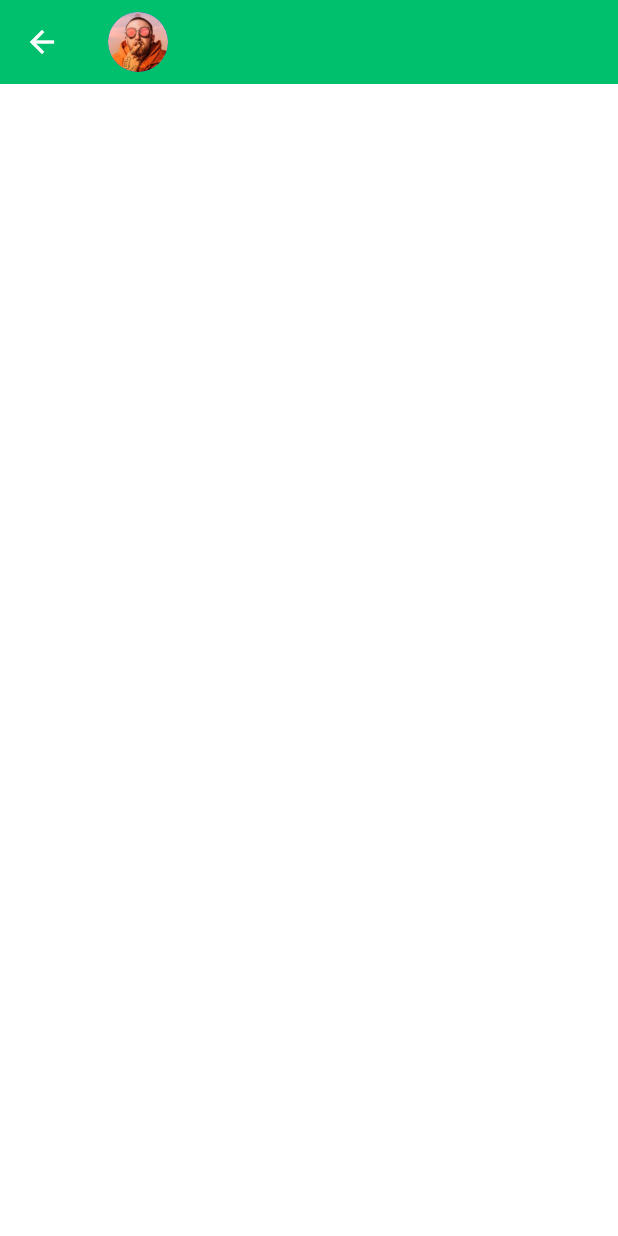
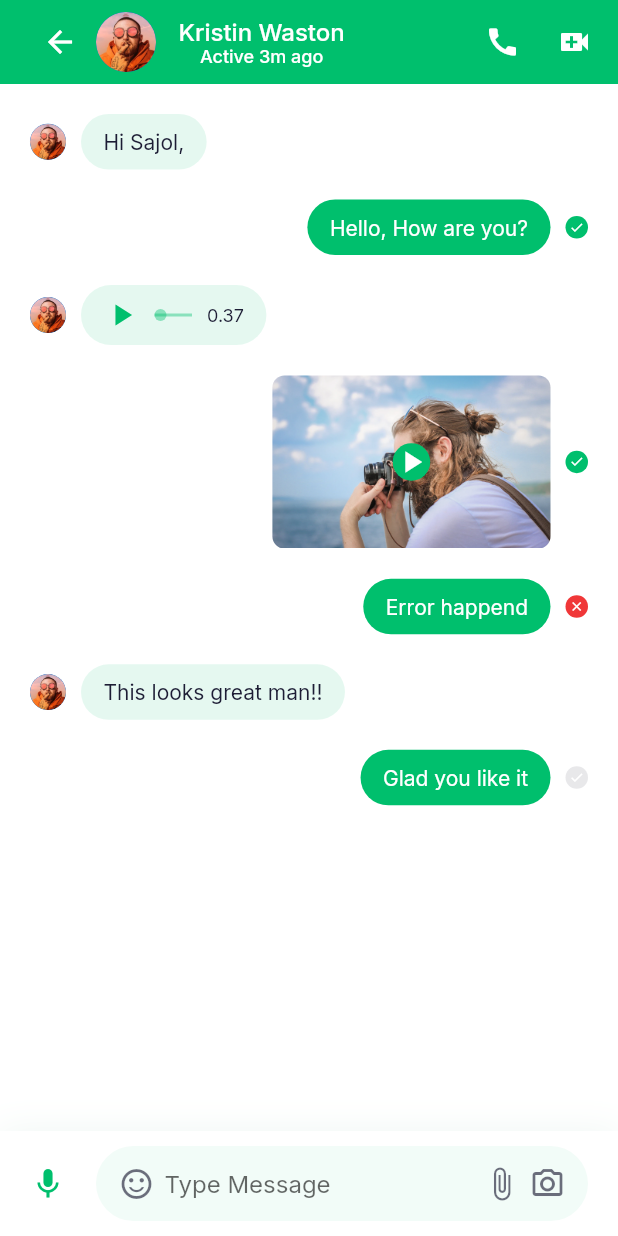
Before and after one commit to pndychrg/messanging_app, a Flutter app: the MessageScreen screen opened directly, on a phone screen of 412 x 824 dp. Run offline on Flutter 3.47's test engine with Material 2 defaults, Android fonts, the phone set to English and light mode, and no system bars; our stand-ins replace curved_navigation_bar, flutter_svg, fluttericon, font_awesome_flutter, google_fonts.

Commit message:
Completed the Project

```diff
--- a/lib/screens/chats/chats_screen.dart
+++ b/lib/screens/chats/chats_screen.dart
@@ -1,7 +1,10 @@
 import 'package:curved_navigation_bar/curved_navigation_bar.dart';
 import 'package:flutter/material.dart';
+import 'package:fluttericon/font_awesome5_icons.dart';
+import 'package:google_fonts/google_fonts.dart';
 import 'package:messanging_app/constants.dart';
 import 'package:messanging_app/screens/chats/components/body.dart';
+import 'package:font_awesome_flutter/font_awesome_flutter.dart';
 
 class ChatScreen extends StatefulWidget {
   const ChatScreen({Key? key}) : super(key: key);
@@ -15,6 +18,7 @@ class _ChatScreenState extends State<ChatScreen> {
   @override
   Widget build(BuildContext context) {
     return Scaffold(
+      drawer: _DrawerMethod(context),
       appBar: buildAppBar(),
       body: chatBody(),
       floatingActionButton: FloatingActionButton(
@@ -48,8 +52,156 @@ class _ChatScreenState extends State<ChatScreen> {
             Icons.call,
             // color: kPrimaryColor,
           ),
-          CircleAvatar(
-            backgroundImage: AssetImage("assets/images/user_3.png"),
+          // CircleAvatar(
+          //   backgroundImage: AssetImage("assets/images/user_3.png"),
+          // ),
+        ],
+      ),
+    );
+  }
+
+  Drawer _DrawerMethod(BuildContext context) {
+    return Drawer(
+      backgroundColor: Theme.of(context).scaffoldBackgroundColor,
+      child: ListView(
+        padding: EdgeInsets.zero,
+        children: <Widget>[
+          DrawerHeader(
+            child: GestureDetector(
+              onTap: () {
+                Navigator.pop(context);
+              },
+              child: Column(
+                children: [
+                  CircleAvatar(
+                    radius: 50,
+                    backgroundImage: AssetImage("assets/images/user_3.png"),
+                  ),
+                  SizedBox(
+                    height: 12,
+                  ),
+                  Text(
+                    "Ralph Edwards",
+                    textAlign: TextAlign.end,
+                    style: GoogleFonts.lato(
+                      fontSize: 20,
+                    ),
+                  ),
+                ],
+              ),
+            ),
+          ),
+          ListTile(
+            title: Container(
+              padding: EdgeInsets.only(top: 10),
+              decoration: BoxDecoration(
+                border: Border(
+                  top: BorderSide(width: 3, color: kSecondaryColor),
+                ),
+              ),
+              child: Row(
+                children: [
+                  Icon(Icons.group),
+                  SizedBox(
+                    width: 10,
+                  ),
+                  Text(
+                    'New Group',
+                    // style: Theme.of(context).textTheme.headline5,
+                  ),
+                ],
+              ),
+            ),
+            onTap: () {
+              Navigator.pop(context);
+            },
+          ),
+          ListTile(
+            title: Row(
+              children: [
+                Icon(FontAwesomeIcons.broadcastTower),
+                SizedBox(
+                  width: 10,
+                ),
+                Text(
+                  'New BroadCast',
+                  // style: Theme.of(context).textTheme.headline5,
+                ),
+              ],
+            ),
+            onTap: () {
+              Navigator.pop(context);
+            },
+          ),
+          ListTile(
+            title: Row(
+              children: [
+                Icon(Icons.devices_outlined),
+                SizedBox(
+                  width: 10,
+                ),
+                Text(
+                  'Linked Devices',
+                  // style: Theme.of(context).textTheme.headline5,
+                ),
+              ],
+            ),
+            onTap: () {
+              Navigator.pop(context);
+            },
+          ),
+          ListTile(
+            title: Row(
+              children: [
+                Icon(
+                  Icons.star,
+                ),
+                SizedBox(
+                  width: 10,
+                ),
+                Text(
+                  'Starred Messages',
+                  // style: Theme.of(context).textTheme.headline5,
+                ),
+              ],
+            ),
+            onTap: () {
+              Navigator.pop(context);
+            },
+          ),
+          ListTile(
+            title: Row(
+              children: [
+                Icon(Icons.payment),
+                SizedBox(
+                  width: 10,
+                ),
+                Text(
+                  'Payments',
+                  // style: Theme.of(context).textTheme.headline5,
+                ),
+              ],
+            ),
+            onTap: () {
+              Navigator.pop(context);
+            },
+          ),
+          ListTile(
+            title: Row(
+              children: [
+                Icon(Icons.settings),
+                SizedBox(
+                  width: 10,
+                ),
+                Text(
+                  'Settings',
+                  // style: Theme.of(context).textTheme.headline5,
+                ),
+              ],
+            ),
+            onTap: () {
+              Navigator.pop(context);
+            },
           ),
         ],
       ),
--- /dev/null
+++ b/lib/screens/messages/components/audio_message.dart
@@ -0,0 +1,63 @@
+import 'package:flutter/material.dart';
+import 'package:messanging_app/constants.dart';
+import 'package:messanging_app/models/ChatMessage.dart';
+
+class AudioMessage extends StatelessWidget {
+  const AudioMessage({Key? key, required this.message}) : super(key: key);
+
+  final ChatMessage message;
+  @override
+  Widget build(BuildContext context) {
+    return Container(
+      width: MediaQuery.of(context).size.width * 0.30,
+      padding: EdgeInsets.symmetric(
+          horizontal: kDefaultPadding * 0.75, vertical: kDefaultPadding / 2.5),
+      decoration: BoxDecoration(
+          borderRadius: BorderRadius.circular(30),
+          color: kPrimaryColor.withOpacity(message.isSender ? 1 : 0.1)),
+      child: Row(
+        children: <Widget>[
+          Icon(Icons.play_arrow,
+              color: message.isSender ? Colors.white : kPrimaryColor),
+          Expanded(
+            child: Padding(
+              padding:
+                  const EdgeInsets.symmetric(horizontal: kDefaultPadding / 2),
+              child: Stack(
+                clipBehavior: Clip.none,
+                alignment: Alignment.center,
+                children: <Widget>[
+                  Container(
+                    width: double.infinity,
+                    height: 2,
+                    color: message.isSender
+                        ? Colors.white
+                        : kPrimaryColor.withOpacity(0.4),
+                  ),
+                  Positioned(
+                    left: 0,
+                    child: Container(
+                      height: 8,
+                      width: 8,
+                      decoration: BoxDecoration(
+                        color: message.isSender
+                            ? Colors.white
+                            : kPrimaryColor.withOpacity(0.4),
+                        shape: BoxShape.circle,
+                      ),
+                    ),
+                  ),
+                ],
+              ),
+            ),
+          ),
+          Text(
+            "0.37",
+            style: TextStyle(
+                fontSize: 12, color: message.isSender ? Colors.white : null),
+          ),
+        ],
+      ),
+    );
+  }
+}
--- /dev/null
+++ b/lib/screens/messages/components/body.dart
@@ -0,0 +1,28 @@
+import 'package:flutter/material.dart';
+import 'package:messanging_app/constants.dart';
+import 'package:messanging_app/models/ChatMessage.dart';
+import 'package:messanging_app/screens/messages/components/chat_input.dart';
+import 'package:messanging_app/screens/messages/components/message.dart';
+import 'package:messanging_app/screens/messages/components/text_message.dart';
+
+class Body_Message extends StatelessWidget {
+  const Body_Message({Key? key}) : super(key: key);
+
+  @override
+  Widget build(BuildContext context) {
+    return Column(
+      children: <Widget>[
+        Expanded(
+            child: Padding(
+          padding: const EdgeInsets.symmetric(horizontal: kDefaultPadding),
+          child: ListView.builder(
+              itemCount: demeChatMessages.length,
+              itemBuilder: (context, index) => Message(
+                    message: demeChatMessages[index],
+                  )),
+        )),
+        Chat_Input(),
+      ],
+    );
+  }
+}
--- /dev/null
+++ b/lib/screens/messages/components/chat_input.dart
@@ -0,0 +1,94 @@
+import 'package:flutter/material.dart';
+import 'package:messanging_app/constants.dart';
+
+class Chat_Input extends StatelessWidget {
+  const Chat_Input({
+    Key? key,
+  }) : super(key: key);
+
+  @override
+  Widget build(BuildContext context) {
+    return Container(
+      padding: EdgeInsets.symmetric(
+          vertical: kDefaultPadding / 2, horizontal: kDefaultPadding),
+      decoration: BoxDecoration(
+        color: Theme.of(context).scaffoldBackgroundColor,
+        boxShadow: [
+          BoxShadow(
+              offset: Offset(0, 3),
+              blurRadius: 22,
+              color: Color(0xFF087949).withOpacity(0.08)),
+        ],
+      ),
+      child: SafeArea(
+        child: Row(
+          children: <Widget>[
+            Icon(
+              Icons.mic,
+              color: kPrimaryColor,
+            ),
+            SizedBox(
+              width: kDefaultPadding,
+            ),
+            Expanded(
+              child: Container(
+                padding:
+                    EdgeInsets.symmetric(horizontal: kDefaultPadding * 0.75),
+                height: 50,
+                decoration: BoxDecoration(
+                  color: kPrimaryColor.withOpacity(0.05),
+                  borderRadius: BorderRadius.circular(40),
+                ),
+                child: Row(
+                  children: <Widget>[
+                    Icon(
+                      Icons.sentiment_satisfied_alt_outlined,
+                      color: Theme.of(context)
+                          .textTheme
+                          .bodyText1
+                          ?.color
+                          ?.withOpacity(0.64),
+                    ),
+                    SizedBox(
+                      width: kDefaultPadding / 3,
+                    ),
+                    Expanded(
+                      child: TextField(
+                        decoration: InputDecoration(
+                          hintText: "Type Message",
+                          border: InputBorder.none,
+                        ),
+                      ),
+                    ),
+                    SizedBox(
+                      width: kDefaultPadding / 2,
+                    ),
+                    Icon(
+                      Icons.attach_file,
+                      color: Theme.of(context)
+                          .textTheme
+                          .bodyText1
+                          ?.color
+                          ?.withOpacity(0.64),
+                    ),
+                    SizedBox(
+                      width: kDefaultPadding / 3,
+                    ),
+                    Icon(
+                      Icons.camera_alt_outlined,
+                      color: Theme.of(context)
+                          .textTheme
+                          .bodyText1
+                          ?.color
+                          ?.withOpacity(0.64),
+                    ),
+                  ],
+                ),
+              ),
+            ),
+          ],
+        ),
+      ),
+    );
+  }
+}
--- /dev/null
+++ b/lib/screens/messages/components/message.dart
@@ -0,0 +1,95 @@
+import 'package:flutter/material.dart';
+import 'package:messanging_app/constants.dart';
+import 'package:messanging_app/models/ChatMessage.dart';
+import 'package:messanging_app/screens/messages/components/audio_message.dart';
+import 'package:messanging_app/screens/messages/components/text_message.dart';
+import 'package:messanging_app/screens/messages/components/video_message.dart';
+
+class Message extends StatelessWidget {
+  const Message({
+    Key? key,
+    required this.message,
+  }) : super(key: key);
+
+  final ChatMessage message;
+
+  @override
+  Widget build(BuildContext context) {
+    Widget messageContent(ChatMessage message) {
+      switch (message.messageType) {
+        case ChatMessageType.text:
+          return TextMessage(message: message);
+
+        case ChatMessageType.audio:
+          return AudioMessage(
+            message: message,
+          );
+
+        case ChatMessageType.video:
+          return VideoMessage();
+
+        default:
+          return SizedBox();
+      }
+    }
+
+    return Padding(
+      padding: const EdgeInsets.only(top: kDefaultPadding),
+      child: Row(
+        mainAxisAlignment:
+            message.isSender ? MainAxisAlignment.end : MainAxisAlignment.start,
+        children: [
+          if (!message.isSender) ...[
+            CircleAvatar(
+              radius: 12,
+              backgroundImage: AssetImage("assets/images/user_2.png"),
+            ),
+            SizedBox(
+              width: kDefaultPadding / 2,
+            )
+          ],
+          messageContent(message),
+          if (message.isSender)
+            MessageStatusDot(
+              status: message.messageStatus,
+            )
+        ],
+      ),
+    );
+  }
+}
+
+class MessageStatusDot extends StatelessWidget {
+  const MessageStatusDot({Key? key, required this.status}) : super(key: key);
+  final MessageStatus status;
+
+  @override
+  Widget build(BuildContext context) {
+    Color dotColor(MessageStatus status) {
+      switch (status) {
+        case MessageStatus.not_sent:
+          return kErrorColor;
+        case MessageStatus.not_view:
+          return Theme.of(context).textTheme.bodyText1!.color!.withOpacity(0.1);
+        case MessageStatus.viewed:
+          return kPrimaryColor;
+        default:
+          return Colors.transparent;
+      }
+    }
+
+    return Container(
+        margin: EdgeInsets.only(left: kDefaultPadding / 2),
+        height: 15,
+        width: 15,
+        decoration: BoxDecoration(
+          color: dotColor(status),
+          shape: BoxShape.circle,
+        ),
+        child: Icon(
+          status == MessageStatus.not_sent ? Icons.close : Icons.done,
+          size: 10,
+          color: Theme.of(context).scaffoldBackgroundColor,
+        ));
+  }
+}
--- /dev/null
+++ b/lib/screens/messages/components/text_message.dart
@@ -0,0 +1,31 @@
+import 'package:flutter/material.dart';
+import 'package:messanging_app/constants.dart';
+import 'package:messanging_app/models/ChatMessage.dart';
+
+class TextMessage extends StatelessWidget {
+  const TextMessage({
+    Key? key,
+    required this.message,
+  }) : super(key: key);
+
+  final ChatMessage message;
+
+  @override
+  Widget build(BuildContext context) {
+    return Container(
+      padding: EdgeInsets.symmetric(
+          horizontal: kDefaultPadding * 0.75, vertical: kDefaultPadding / 2),
+      decoration: BoxDecoration(
+        color: kPrimaryColor.withOpacity(message.isSender ? 1 : 0.1),
+        borderRadius: BorderRadius.circular(20),
+      ),
+      child: Text(
+        message.text,
+        style: TextStyle(
+            color: message.isSender
+                ? Colors.white
+                : Theme.of(context).textTheme.bodyText1?.color),
+      ),
+    );
+  }
+}
--- /dev/null
+++ b/lib/screens/messages/components/video_message.dart
@@ -0,0 +1,37 @@
+import 'package:flutter/material.dart';
+import 'package:messanging_app/constants.dart';
+
+class VideoMessage extends StatelessWidget {
+  const VideoMessage({Key? key}) : super(key: key);
+
+  @override
+  Widget build(BuildContext context) {
+    return SizedBox(
+      width: MediaQuery.of(context).size.width * 0.45,
+      child: AspectRatio(
+        aspectRatio: 1.6,
+        child: Stack(
+          alignment: Alignment.center,
+          children: [
+            ClipRRect(
+              borderRadius: BorderRadius.circular(8),
+              child: Image.asset("assets/images/Video Place Here.png"),
+            ),
+            Container(
+              height: 25,
+              width: 25,
+              decoration: BoxDecoration(
+                color: kPrimaryColor,
+                shape: BoxShape.circle,
+              ),
+              child: Icon(
+                Icons.play_arrow,
+                color: Colors.white,
+              ),
+            ),
+          ],
+        ),
+      ),
+    );
+  }
+}
--- a/lib/screens/messages/message_screen.dart
+++ b/lib/screens/messages/message_screen.dart
@@ -1,18 +1,56 @@
 import 'package:flutter/material.dart';
+import 'package:messanging_app/constants.dart';
+import 'package:messanging_app/screens/messages/components/body.dart';
 
 class MessageScreen extends StatelessWidget {
   @override
   Widget build(BuildContext context) {
     return Scaffold(
-      appBar: AppBar(
+      appBar: buildAppBar(),
+      body: Body_Message(),
+    );
+  }
+
+  AppBar buildAppBar() {
+    return AppBar(
+      backgroundColor: kPrimaryColor,
+      automaticallyImplyLeading: false,
       title: Row(
         children: <Widget>[
+          BackButton(),
           CircleAvatar(
             backgroundImage: AssetImage("assets/images/user_2.png"),
           ),
+          SizedBox(
+            width: kDefaultPadding * 0.75,
+          ),
+          Column(
+            children: <Widget>[
+              Text(
+                "Kristin Waston",
+                style: TextStyle(fontSize: 16),
+              ),
+              Text(
+                "Active 3m ago",
+                style: TextStyle(fontSize: 12),
+              ),
             ],
           ),
+        ],
       ),
+      actions: [
+        IconButton(
+          icon: Icon(Icons.call),
+          onPressed: () {},
+        ),
+        IconButton(
+          icon: Icon(Icons.video_call),
+          onPressed: () {},
+        ),
+        SizedBox(
+          width: kDefaultPadding / 4,
+        )
+      ],
     );
   }
 }
--- a/pubspec.yaml
+++ b/pubspec.yaml
@@ -37,6 +37,8 @@ dependencies:
   google_fonts: ^2.2.0
   flutter_svg_provider: ^1.0.2
   curved_navigation_bar: ^1.0.2
+  fluttericon: ^2.0.0
+  font_awesome_flutter: ^9.2.0
 
 dev_dependencies:
   flutter_test:
```
Also changed, not shown: assets/icons/broadcast.png (added), pubspec.lock, 1 other file. Lines whose indentation alone changed are shown as unchanged.
